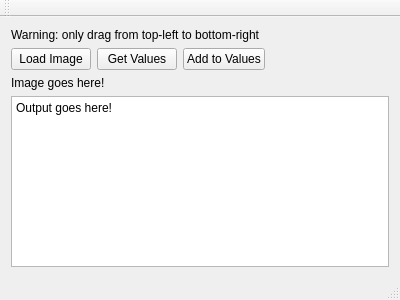
Before: the Qt Designer form mainwindow.ui in maarten990/Calibration-Tool, drawn with Qt 5.
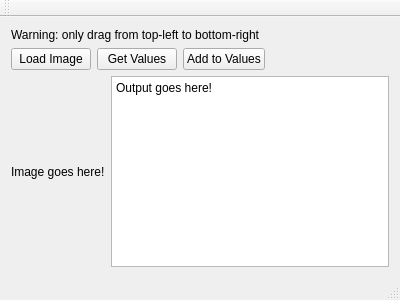
After: the same form once the commit is applied. Custom widgets are drawn as their Qt base class.

Commit message: gave the UI a nicer layout

Patch:
```diff
--- a/mainwindow.ui
+++ b/mainwindow.ui
@@ -61,6 +61,8 @@
      </layout>
     </item>
     <item>
+     <layout class="QHBoxLayout" name="horizontalLayout_2">
+      <item>
      <widget class="TouchyLabel" name="imageLabel">
       <property name="text">
        <string>Image goes here!</string>
@@ -76,6 +78,8 @@
        <string>Output goes here!</string>
       </property>
      </widget>
+      </item>
+     </layout>
     </item>
    </layout>
   </widget>
```
Lines whose indentation alone changed are shown as unchanged. The commit also changes 1 other file.
